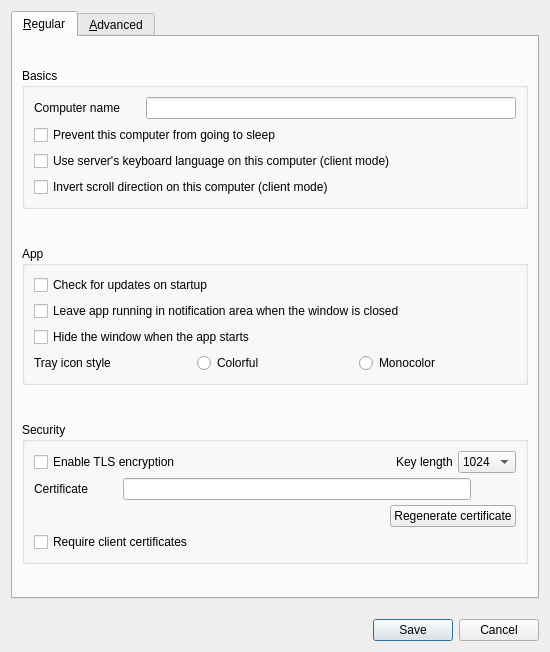
Before: the Qt Designer form src/apps/deskflow-gui/dialogs/SettingsDialog.ui in deskflow/deskflow, drawn with Qt 5.
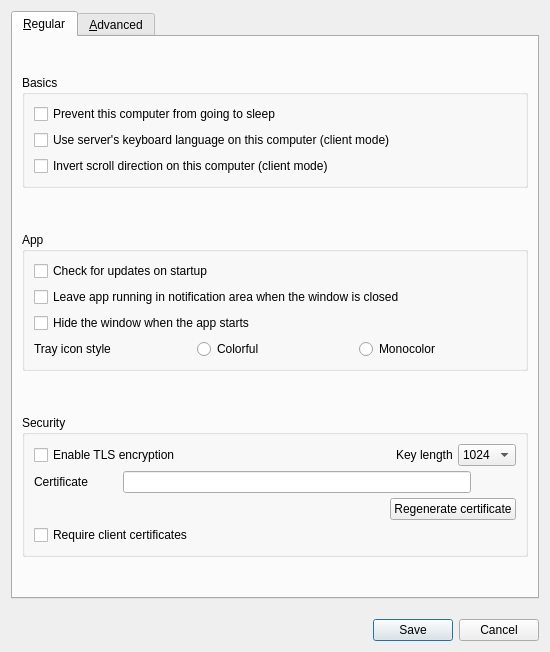
After: the same form once the commit is applied.

```diff
--- a/src/apps/deskflow-gui/dialogs/SettingsDialog.ui
+++ b/src/apps/deskflow-gui/dialogs/SettingsDialog.ui
@@ -54,55 +54,6 @@
           <string>Basics</string>
          </property>
          <layout class="QVBoxLayout" name="verticalLayout_2">
-          <item>
-           <layout class="QHBoxLayout" name="horizontalLayout">
-            <item>
-             <widget class="QLabel" name="m_pLabelComputerName">
-              <property name="sizePolicy">
-               <sizepolicy hsizetype="Preferred" vsizetype="Fixed">
-                <horstretch>0</horstretch>
-                <verstretch>0</verstretch>
-               </sizepolicy>
-              </property>
-              <property name="minimumSize">
-               <size>
-                <width>75</width>
-                <height>0</height>
-               </size>
-              </property>
-              <property name="text">
-               <string>Computer name</string>
-              </property>
-             </widget>
-            </item>
-            <item>
-             <spacer name="horizontalSpacer">
-              <property name="orientation">
-               <enum>Qt::Orientation::Horizontal</enum>
-              </property>
-              <property name="sizeType">
-               <enum>QSizePolicy::Policy::Maximum</enum>
-              </property>
-              <property name="sizeHint" stdset="0">
-               <size>
-                <width>20</width>
-                <height>20</height>
-               </size>
-              </property>
-             </spacer>
-            </item>
-            <item>
-             <widget class="QLineEdit" name="m_pLineEditScreenName">
-              <property name="enabled">
-               <bool>true</bool>
-              </property>
-              <property name="maxLength">
-               <number>255</number>
-              </property>
-             </widget>
-            </item>
-           </layout>
-          </item>
           <item>
            <widget class="QCheckBox" name="m_pCheckBoxPreventSleep">
             <property name="text">
```
Left out of the diff: 1 changed line with no effect on the pictures.
